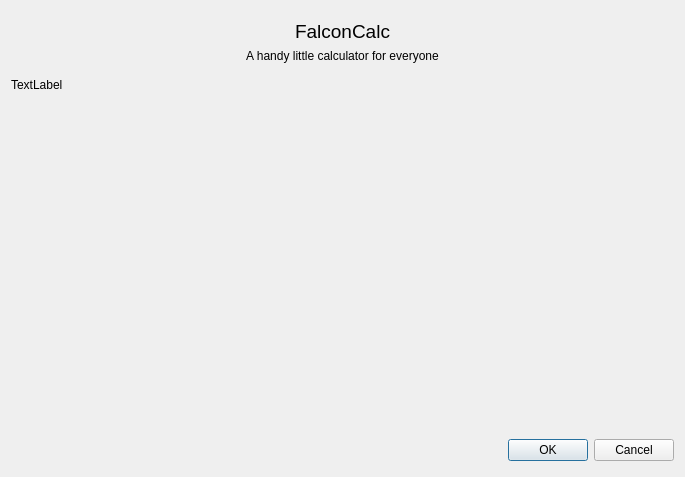
Above: FalconCalcQt/HelpDialog.ui from solyoma/FalconCalc before the change. Below: the same form after it.
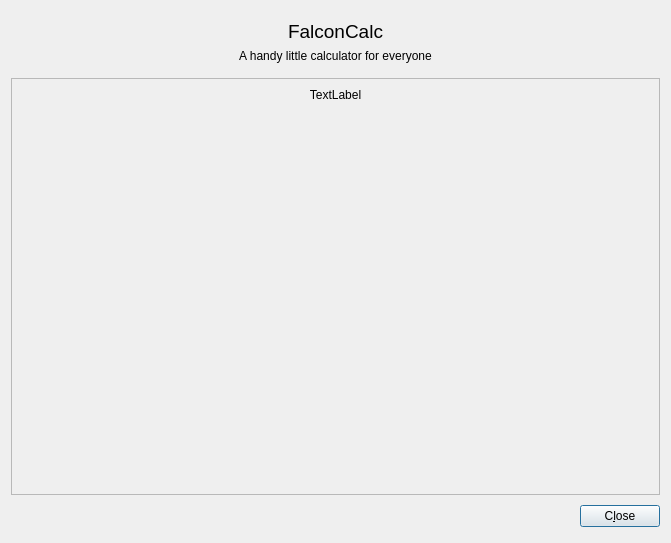
That is the form after the change. Icons and pictures are not drawn.

Commit message: added Help dialog centered on application's primary screen BUG: styles are not yet right, menu style doesn't go through

```diff
--- a/FalconCalcQt/HelpDialog.ui
+++ b/FalconCalcQt/HelpDialog.ui
@@ -6,14 +6,21 @@
    <rect>
     <x>0</x>
     <y>0</y>
-    <width>685</width>
-    <height>477</height>
+    <width>671</width>
+    <height>543</height>
    </rect>
   </property>
   <property name="windowTitle">
    <string/>
   </property>
-  <layout class="QVBoxLayout" name="verticalLayout_2" stretch="10,100,10">
+  <property name="windowIcon">
+   <iconset>
+    <normaloff>../src/program.ico</normaloff>../src/program.ico</iconset>
+  </property>
+  <property name="modal">
+   <bool>true</bool>
+  </property>
+  <layout class="QVBoxLayout" name="verticalLayout_3">
    <item>
     <widget class="QWidget" name="widget" native="true">
      <layout class="QVBoxLayout" name="verticalLayout">
@@ -46,13 +53,35 @@
     </widget>
    </item>
    <item>
-    <widget class="QLabel" name="lblHelptext">
-     <property name="text">
-      <string>TextLabel</string>
+    <widget class="QScrollArea" name="scrollArea">
+     <property name="widgetResizable">
+      <bool>true</bool>
      </property>
-     <property name="alignment">
-      <set>Qt::AlignLeading|Qt::AlignLeft|Qt::AlignTop</set>
-     </property>
+     <widget class="QWidget" name="scrollAreaWidgetContents">
+      <property name="geometry">
+       <rect>
+        <x>0</x>
+        <y>0</y>
+        <width>651</width>
+        <height>418</height>
+       </rect>
+      </property>
+      <layout class="QVBoxLayout" name="verticalLayout_2">
+       <item>
+        <widget class="QLabel" name="lblHelptext">
+         <property name="text">
+          <string>TextLabel</string>
+         </property>
+         <property name="alignment">
+          <set>Qt::AlignHCenter|Qt::AlignTop</set>
+         </property>
+         <property name="wordWrap">
+          <bool>true</bool>
+         </property>
+        </widget>
+       </item>
+      </layout>
+     </widget>
     </widget>
    </item>
    <item>
@@ -94,14 +123,7 @@
         </sizepolicy>
        </property>
        <property name="text">
-        <string>OK</string>
-       </property>
-      </widget>
-     </item>
-     <item>
-      <widget class="QPushButton" name="cancelButton">
-       <property name="text">
-        <string>Cancel</string>
+        <string>C&amp;lose</string>
        </property>
       </widget>
      </item>
```
Left out of the diff: 25 changed lines with no effect on the pictures. The commit also changes 5 other files.
